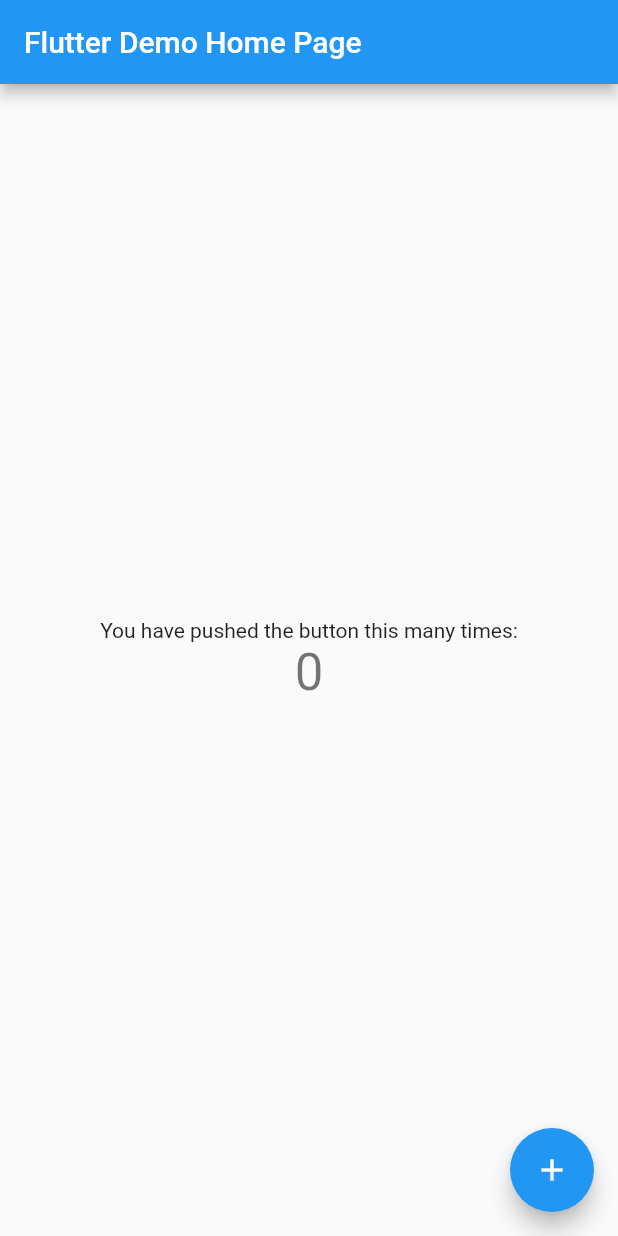
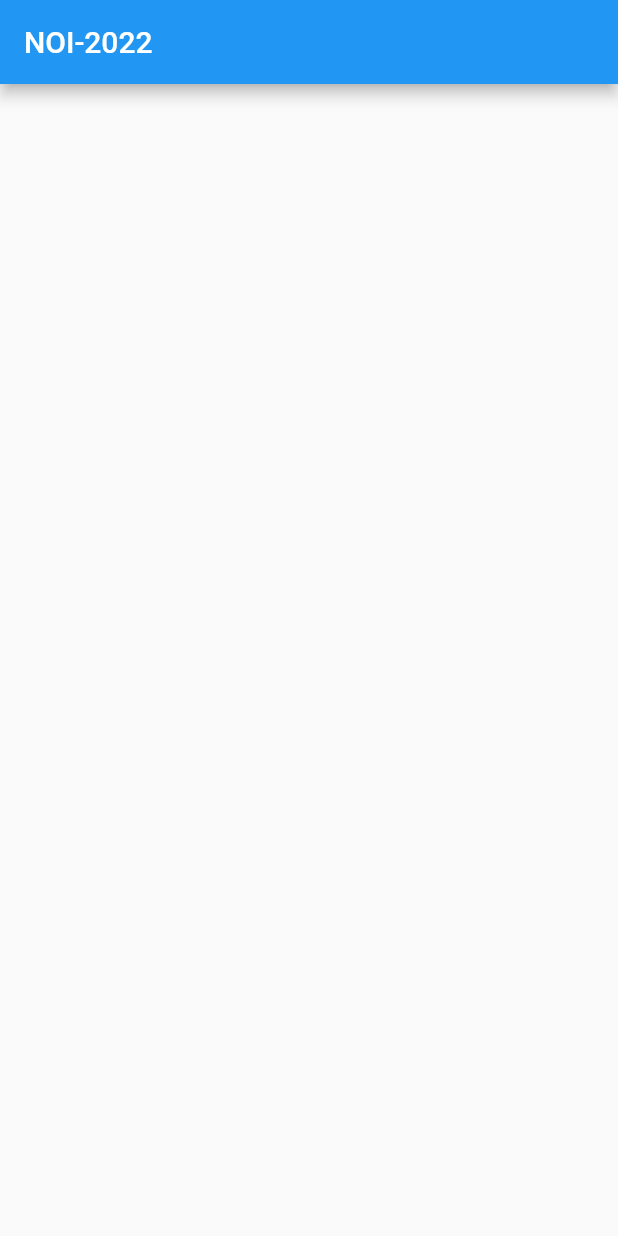
Before and after one commit to teerasit45/NOI-2022, a Flutter app: the screen it shows after launch, on a phone screen of 412 x 824 dp. Run offline on Flutter 3.47's test engine with Material 2 defaults, Android fonts, the phone set to English and light mode, and no system bars.

Commit message:
update fonts

```diff
--- a/lib/main.dart
+++ b/lib/main.dart
@@ -22,9 +22,9 @@
         // or simply save your changes to "hot reload" in a Flutter IDE).
         // Notice that the counter didn't reset back to zero; the application
         // is not restarted.
-        primarySwatch: Colors.blue,
+        primarySwatch: Colors.blue
       ),
-      home: const MyHomePage(title: 'Flutter Demo Home Page'),
+      home: const MyHomePage(title: 'NOI-2022'),
     );
   }
 }
@@ -48,18 +48,6 @@
 }
 
 class _MyHomePageState extends State<MyHomePage> {
-  int _counter = 0;
-
-  void _incrementCounter() {
-    setState(() {
-      // This call to setState tells the Flutter framework that something has
-      // changed in this State, which causes it to rerun the build method below
-      // so that the display can reflect the updated values. If we changed
-      // _counter without calling setState(), then the build method would not be
-      // called again, and so nothing would appear to happen.
-      _counter++;
-    });
-  }
 
   @override
   Widget build(BuildContext context) {
@@ -75,41 +63,6 @@
         // the App.build method, and use it to set our appbar title.
         title: Text(widget.title),
       ),
-      body: Center(
-        // Center is a layout widget. It takes a single child and positions it
-        // in the middle of the parent.
-        child: Column(
-          // Column is also a layout widget. It takes a list of children and
-          // arranges them vertically. By default, it sizes itself to fit its
-          // children horizontally, and tries to be as tall as its parent.
-          //
-          // Invoke "debug painting" (press "p" in the console, choose the
-          // "Toggle Debug Paint" action from the Flutter Inspector in Android
-          // Studio, or the "Toggle Debug Paint" command in Visual Studio Code)
-          // to see the wireframe for each widget.
-          //
-          // Column has various properties to control how it sizes itself and
-          // how it positions its children. Here we use mainAxisAlignment to
-          // center the children vertically; the main axis here is the vertical
-          // axis because Columns are vertical (the cross axis would be
-          // horizontal).
-          mainAxisAlignment: MainAxisAlignment.center,
-          children: <Widget>[
-            const Text(
-              'You have pushed the button this many times:',
-            ),
-            Text(
-              '$_counter',
-              style: Theme.of(context).textTheme.headlineMedium,
-            ),
-          ],
-        ),
-      ),
-      floatingActionButton: FloatingActionButton(
-        onPressed: _incrementCounter,
-        tooltip: 'Increment',
-        child: const Icon(Icons.add),
-      ), // This trailing comma makes auto-formatting nicer for build methods.
     );
   }
 }
```
Also changed, not shown: pubspec.yaml (+15 -12 lines), fonts/SukhumvitSet-Bold.ttf (added), fonts/SukhumvitSet-Light.ttf (added), fonts/SukhumvitSet-Medium.ttf (added), fonts/SukhumvitSet-SemiBold.ttf (added), fonts/SukhumvitSet-Text.ttf (added), fonts/SukhumvitSet-Thin.ttf (added).
